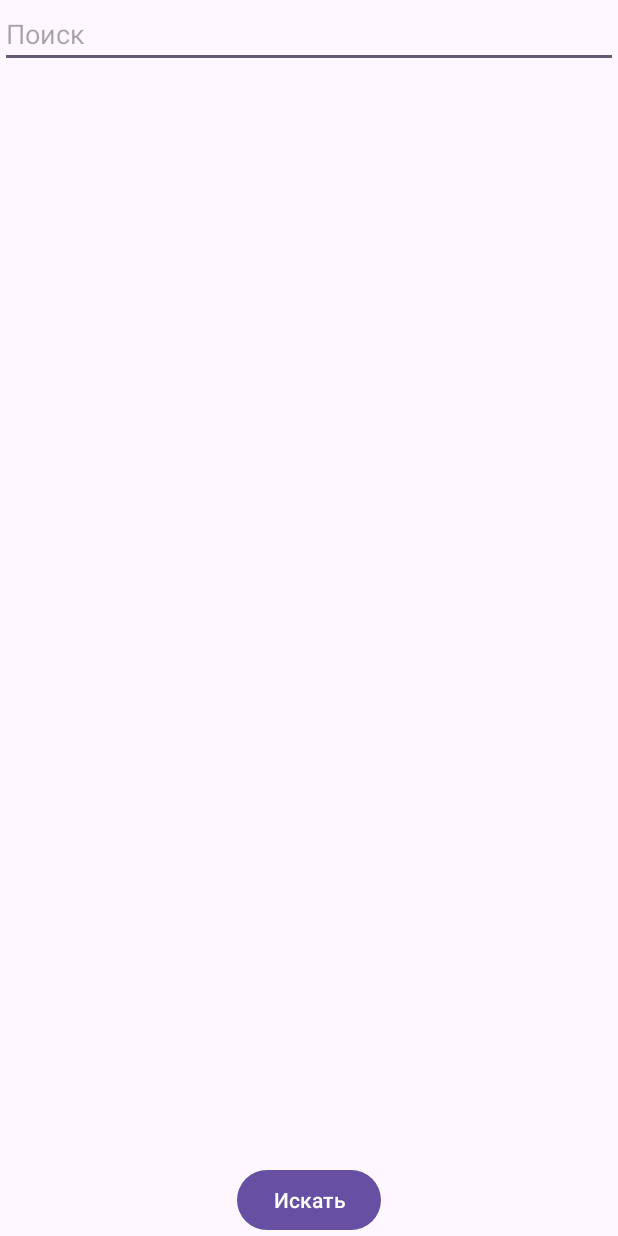
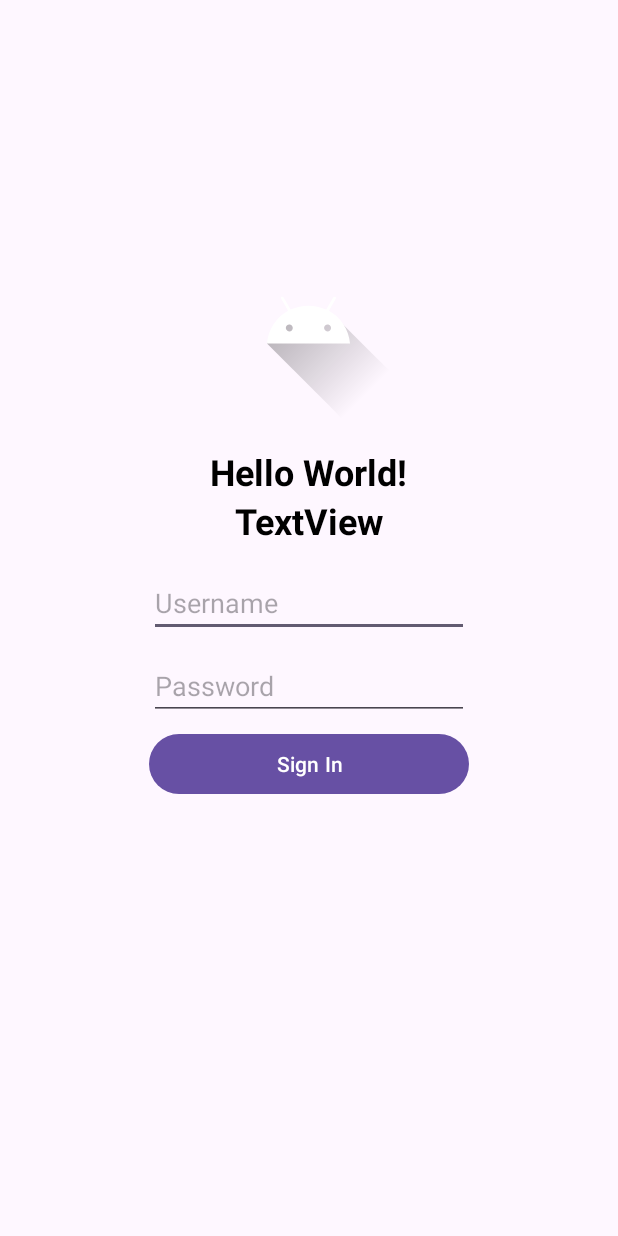
Before and after one commit to vladislav-8/GithubUserRepositoryAPI, an Android app: the screen it shows after launch (MainActivity), on a phone screen of 412 x 824 dp. Run offline under Robolectric (Android 15) with nearby library versions, the phone set to English and light mode, and no system bars; our stand-ins replace Picasso; pictures from the network do not load.

Commit message:
POST запрос на Auth

```diff
--- a/app/build.gradle.kts
+++ b/app/build.gradle.kts
@@ -59,4 +59,7 @@ dependencies {
     //библиотека glide
     implementation ("com.github.bumptech.glide:glide:4.15.0")
     annotationProcessor ("com.github.bumptech.glide:compiler:4.15.0")
+
+    //picasso
+    implementation("com.squareup.picasso:picasso:2.8")
 }
--- a/app/src/main/java/com/practicum/githubuserrepositoryapi/MainActivity.kt
+++ b/app/src/main/java/com/practicum/githubuserrepositoryapi/MainActivity.kt
@@ -2,77 +2,60 @@ package com.practicum.githubuserrepositoryapi
 
 import androidx.appcompat.app.AppCompatActivity
 import android.os.Bundle
-import android.util.Log
-import android.widget.Button
-import android.widget.EditText
-import android.widget.Toast
-import androidx.recyclerview.widget.RecyclerView
-import androidx.recyclerview.widget.LinearLayoutManager
-import com.practicum.githubuserrepositoryapi.data.GithubApi
+import com.practicum.githubuserrepositoryapi.data.AuthApi
 import com.practicum.githubuserrepositoryapi.databinding.ActivityMainBinding
-import com.practicum.githubuserrepositoryapi.domain.GithubApiModelItem
-import com.practicum.githubuserrepositoryapi.presentation.ReposAdapter
+import com.practicum.githubuserrepositoryapi.domain.post_models.AuthRequest
+import com.squareup.picasso.Picasso
 import kotlinx.coroutines.CoroutineScope
 import kotlinx.coroutines.Dispatchers
 import kotlinx.coroutines.launch
-import retrofit2.Call
-import retrofit2.Callback
-import retrofit2.Response
+import okhttp3.OkHttpClient
+import okhttp3.logging.HttpLoggingInterceptor
 import retrofit2.Retrofit
 import retrofit2.converter.gson.GsonConverterFactory
 
 class MainActivity : AppCompatActivity() {
 
-    val baseUrl = "https://api.github.com/"
+    //username: kminchelle, kmeus4
+    //password: 0lelplR, aUTdmmmbH
 
-    lateinit var editText: EditText
-    lateinit var recyclerView: RecyclerView
-    lateinit var searchButton: Button
-
-    lateinit var myAdapter: ReposAdapter
-
-    private val retrofit = Retrofit.Builder()
-        .baseUrl(baseUrl)
-        .addConverterFactory(GsonConverterFactory.create())
-        .build()
-
-    private val hhApi = retrofit.create(GithubApi::class.java)
-
-    private val vacancies = ArrayList<GithubApiModelItem>()
+    private lateinit var binding: ActivityMainBinding
+    private val mainUrl = "https://dummyjson.com/"
 
     override fun onCreate(savedInstanceState: Bundle?) {
         super.onCreate(savedInstanceState)
-        setContentView(R.layout.activity_main)
+        binding = ActivityMainBinding.inflate(layoutInflater)
+        setContentView(binding.root)
 
-        editText = findViewById(R.id.editTextText)
-        recyclerView = findViewById(R.id.recyclerView)
-        searchButton = findViewById(R.id.buttonSearch)
+        val interceptor = HttpLoggingInterceptor()
+        interceptor.level = HttpLoggingInterceptor.Level.BODY
 
-        searchButton.setOnClickListener {
-            search()
-        }
+        val client = OkHttpClient.Builder()
+            .addInterceptor(interceptor)
+            .build()
 
-        initRecycler()
-    }
+        val retrofit_auth = Retrofit.Builder()
+            .baseUrl(mainUrl)
+            .client(client)
+            .addConverterFactory(GsonConverterFactory.create())
+            .build()
 
-    fun initRecycler() {
-        recyclerView.apply {
-            layoutManager = LinearLayoutManager(applicationContext)
-            myAdapter = ReposAdapter()
-            adapter = myAdapter
-            myAdapter.vacancy = vacancies
-        }
-    }
+        val authApi = retrofit_auth.create(AuthApi::class.java)
 
-    fun search() {
-        if (editText.text.isNotEmpty()) {
-            CoroutineScope(Dispatchers.IO).launch {
-                val list = hhApi.getVacancies(editText.text.toString())
-                runOnUiThread {
-                    vacancies.clear()
-                    vacancies.addAll(list)
-                    myAdapter.notifyDataSetChanged()
-                    Log.d("TAG", "$vacancies")
+        binding.apply {
+            button.setOnClickListener {
+                CoroutineScope(Dispatchers.IO).launch {
+                    val user = authApi.auth(
+                        authRequest = AuthRequest(
+                            username = username.text.toString(),
+                            password = password.text.toString()
+                        )
+                    )
+                    runOnUiThread {
+                        Picasso.get().load(user.image).into(iv)
+                        firstName.text = user.firstName
+                        lastName.text = user.lastName
+                    }
                 }
             }
         }
--- /dev/null
+++ b/app/src/main/java/com/practicum/githubuserrepositoryapi/data/AuthApi.kt
@@ -0,0 +1,12 @@
+package com.practicum.githubuserrepositoryapi.data
+
+import com.practicum.githubuserrepositoryapi.domain.post_models.AuthRequest
+import com.practicum.githubuserrepositoryapi.domain.post_models.User
+import retrofit2.http.Body
+import retrofit2.http.POST
+
+interface AuthApi {
+
+    @POST("auth/login")
+    suspend fun auth(@Body authRequest: AuthRequest): User
+}
--- a/app/src/main/java/com/practicum/githubuserrepositoryapi/data/GithubApi.kt
+++ b/app/src/main/java/com/practicum/githubuserrepositoryapi/data/GithubApi.kt
@@ -3,6 +3,7 @@ package com.practicum.githubuserrepositoryapi.data
 import com.practicum.githubuserrepositoryapi.domain.GithubApiModelItem
 import com.practicum.githubuserrepositoryapi.domain.GithubApiRepos
 import retrofit2.http.GET
+import retrofit2.http.POST
 import retrofit2.http.Path
 
 interface GithubApi {
--- /dev/null
+++ b/app/src/main/java/com/practicum/githubuserrepositoryapi/domain/post_models/AuthRequest.kt
@@ -0,0 +1,6 @@
+package com.practicum.githubuserrepositoryapi.domain.post_models
+
+data class AuthRequest(
+    val username: String,
+    val password: String
+)
--- /dev/null
+++ b/app/src/main/java/com/practicum/githubuserrepositoryapi/domain/post_models/User.kt
@@ -0,0 +1,12 @@
+package com.practicum.githubuserrepositoryapi.domain.post_models
+
+data class User(
+    val id: Int,
+    val username: String,
+    val email: String,
+    val firstName: String,
+    val lastName: String,
+    val gender: String,
+    val image: String,
+    val token: String
+)
--- a/app/src/main/res/layout/activity_main.xml
+++ b/app/src/main/res/layout/activity_main.xml
@@ -3,35 +3,77 @@
     xmlns:app="http://schemas.android.com/apk/res-auto"
     xmlns:tools="http://schemas.android.com/tools"
     android:layout_width="match_parent"
-    android:layout_height="match_parent">
+    android:layout_height="match_parent"
+    tools:context=".MainActivity">
+
+    <TextView
+        android:id="@+id/firstName"
+        android:layout_width="wrap_content"
+        android:layout_height="wrap_content"
+        android:layout_marginTop="16dp"
+        android:text="Hello World!"
+        android:textColor="#000000"
+        android:textSize="24sp"
+        android:textStyle="bold"
+        app:layout_constraintEnd_toEndOf="parent"
+        app:layout_constraintStart_toStartOf="parent"
+        app:layout_constraintTop_toBottomOf="@+id/iv" />
+
+    <Button
+        android:id="@+id/button"
+        android:layout_width="0dp"
+        android:layout_height="wrap_content"
+        android:layout_marginTop="5dp"
+        android:text="Sign In"
+        app:layout_constraintEnd_toEndOf="@+id/password"
+        app:layout_constraintStart_toStartOf="@+id/password"
+        app:layout_constraintTop_toBottomOf="@+id/password" />
+
+    <ImageView
+        android:id="@+id/iv"
+        android:layout_width="130dp"
+        android:layout_height="130dp"
+        android:layout_marginTop="152dp"
+        app:layout_constraintEnd_toEndOf="parent"
+        app:layout_constraintHorizontal_bias="0.498"
+        app:layout_constraintStart_toStartOf="parent"
+        app:layout_constraintTop_toTopOf="parent"
+        app:srcCompat="@drawable/ic_launcher_foreground" />
+
+    <TextView
+        android:id="@+id/lastName"
+        android:layout_width="wrap_content"
+        android:layout_height="wrap_content"
+        android:text="TextView"
+        android:textColor="#000000"
+        android:textSize="24sp"
+        android:textStyle="bold"
+        app:layout_constraintEnd_toEndOf="parent"
+        app:layout_constraintStart_toStartOf="parent"
+        app:layout_constraintTop_toBottomOf="@+id/firstName" />
 
     <EditText
-        android:id="@+id/editTextText"
-        android:layout_width="0dp"
+        android:id="@+id/username"
+        android:layout_width="wrap_content"
         android:layout_height="wrap_content"
+        android:layout_marginTop="16dp"
         android:ems="10"
-        android:hint="Поиск"
-        android:inputType="text"
+        android:hint="Username"
+        android:inputType="textPersonName"
         app:layout_constraintEnd_toEndOf="parent"
         app:layout_constraintStart_toStartOf="parent"
-        app:layout_constraintTop_toTopOf="parent" />
+        app:layout_constraintTop_toBottomOf="@+id/lastName" />
 
-    <androidx.recyclerview.widget.RecyclerView
-        android:id="@+id/recyclerView"
-        android:layout_width="0dp"
+    <EditText
+        android:id="@+id/password"
+        android:layout_width="wrap_content"
         android:layout_height="wrap_content"
-        app:layoutManager="LinearLayoutManager"
+        android:layout_marginTop="10dp"
+        android:ems="10"
+        android:hint="Password"
+        android:inputType="textPassword"
         app:layout_constraintEnd_toEndOf="parent"
         app:layout_constraintStart_toStartOf="parent"
-        app:layout_constraintTop_toBottomOf="@id/editTextText"
-        tools:listitem="@layout/item_track" />
+        app:layout_constraintTop_toBottomOf="@+id/username" />
 
-    <Button
-        android:id="@+id/buttonSearch"
-        android:layout_width="wrap_content"
-        android:layout_height="wrap_content"
-        android:text="Искать"
-        app:layout_constraintBottom_toBottomOf="parent"
-        app:layout_constraintEnd_toEndOf="parent"
-        app:layout_constraintStart_toStartOf="parent" />
 </androidx.constraintlayout.widget.ConstraintLayout>
```
